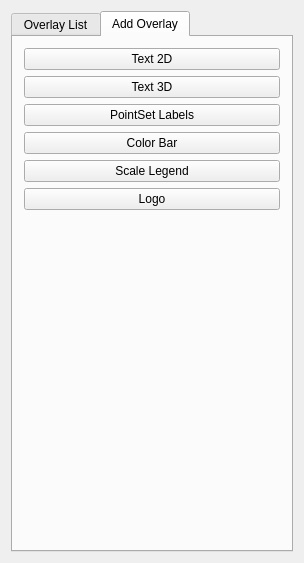
MITK/MITK, file Plugins/org.mitk.gui.qt.overlaymanager/src/internal/QmitkOverlayManagerViewControls.ui: the form before one commit.
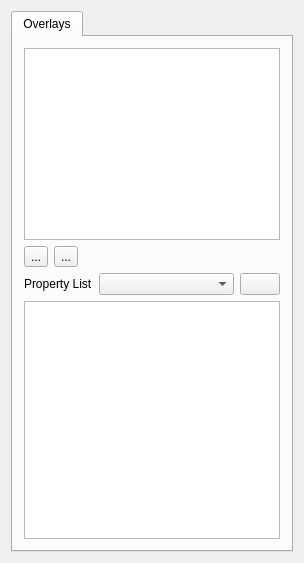
The form after the commit. The open tabs and pages were chosen to show the change. Icons and pictures are not drawn.

Commit message: cosmetic changes to plugin view

```diff
--- a/Plugins/org.mitk.gui.qt.overlaymanager/src/internal/QmitkOverlayManagerViewControls.ui
+++ b/Plugins/org.mitk.gui.qt.overlaymanager/src/internal/QmitkOverlayManagerViewControls.ui
@@ -27,7 +27,7 @@
      </property>
      <widget class="QWidget" name="m_PropertyListTab">
       <attribute name="title">
-       <string>Overlay List</string>
+       <string>Overlays</string>
       </attribute>
       <layout class="QVBoxLayout" name="verticalLayout_5">
        <item>
@@ -50,11 +50,46 @@
         </widget>
        </item>
        <item>
-        <widget class="QPushButton" name="m_DeleteOverlay">
-         <property name="text">
-          <string>Delete</string>
+        <layout class="QHBoxLayout" name="horizontalLayout">
+         <property name="topMargin">
+          <number>0</number>
          </property>
-        </widget>
+         <item>
+          <widget class="QToolButton" name="m_AddOverlay">
+           <property name="text">
+            <string>...</string>
+           </property>
+           <property name="icon">
+            <iconset resource="../../../org.mitk.gui.qt.ext/resources/org_mitk_icons.qrc">
+             <normaloff>:/org_mitk_icons/icons/tango/scalable/actions/list-add.svg</normaloff>:/org_mitk_icons/icons/tango/scalable/actions/list-add.svg</iconset>
+           </property>
+          </widget>
+         </item>
+         <item>
+          <widget class="QToolButton" name="m_DeleteOverlay">
+           <property name="text">
+            <string>...</string>
+           </property>
+           <property name="icon">
+            <iconset resource="../../../org.mitk.gui.qt.ext/resources/org_mitk_icons.qrc">
+             <normaloff>:/org_mitk_icons/icons/tango/scalable/actions/list-remove.svg</normaloff>:/org_mitk_icons/icons/tango/scalable/actions/list-remove.svg</iconset>
+           </property>
+          </widget>
+         </item>
+         <item>
+          <spacer name="horizontalSpacer">
+           <property name="orientation">
+            <enum>Qt::Horizontal</enum>
+           </property>
+           <property name="sizeHint" stdset="0">
+            <size>
+             <width>40</width>
+             <height>20</height>
+            </size>
+           </property>
+          </spacer>
+         </item>
+        </layout>
        </item>
        <item>
         <layout class="QHBoxLayout" name="horizontalLayout_2">
@@ -125,72 +160,6 @@
        </item>
       </layout>
      </widget>
-     <widget class="QWidget" name="tab">
-      <attribute name="title">
-       <string>Add Overlay</string>
-      </attribute>
-      <layout class="QVBoxLayout" name="verticalLayout_3">
-       <item>
-        <layout class="QVBoxLayout" name="verticalLayout_2">
-         <item>
-          <widget class="QPushButton" name="m_ButtonAddText2D">
-           <property name="text">
-            <string>Text 2D</string>
-           </property>
-          </widget>
-         </item>
-         <item>
-          <widget class="QPushButton" name="m_ButtonAddText3D">
-           <property name="text">
-            <string>Text 3D</string>
-           </property>
-          </widget>
-         </item>
-         <item>
-          <widget class="QPushButton" name="m_ButtonAddLabels">
-           <property name="text">
-            <string>PointSet Labels</string>
-           </property>
-          </widget>
-         </item>
-         <item>
-          <widget class="QPushButton" name="m_ButtonAddColorBar">
-           <property name="text">
-            <string>Color Bar</string>
-           </property>
-          </widget>
-         </item>
-         <item>
-          <widget class="QPushButton" name="m_ButtonAddScaleLegend">
-           <property name="text">
-            <string>Scale Legend</string>
-           </property>
-          </widget>
-         </item>
-         <item>
-          <widget class="QPushButton" name="m_ButtonAddLogo">
-           <property name="text">
-            <string>Logo</string>
-           </property>
-          </widget>
-         </item>
-         <item>
-          <spacer name="verticalSpacer">
-           <property name="orientation">
-            <enum>Qt::Vertical</enum>
-           </property>
-           <property name="sizeHint" stdset="0">
-            <size>
-             <width>20</width>
-             <height>40</height>
-            </size>
-           </property>
-          </spacer>
-         </item>
-        </layout>
-       </item>
-      </layout>
-     </widget>
     </widget>
    </item>
   </layout>
```
Left out of the diff: 1 changed line with no effect on the pictures. The commit also changes 3 other files.
